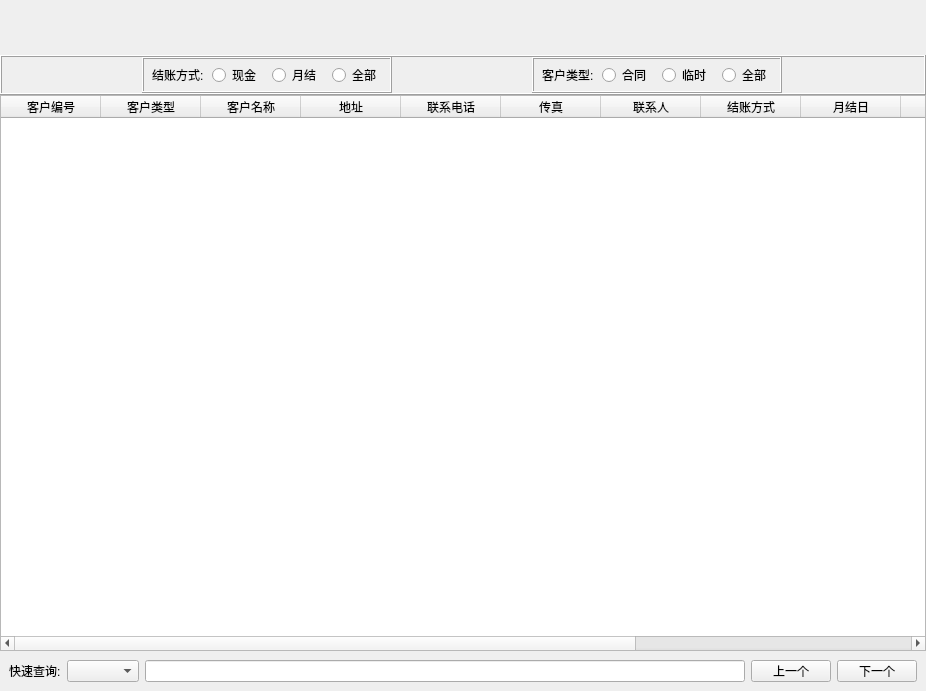
This is ui/first_level/clientmanagermentwidget.ui in longcp/CarRentalManagement as Qt 5 draws it before an edit. The edited form follows.
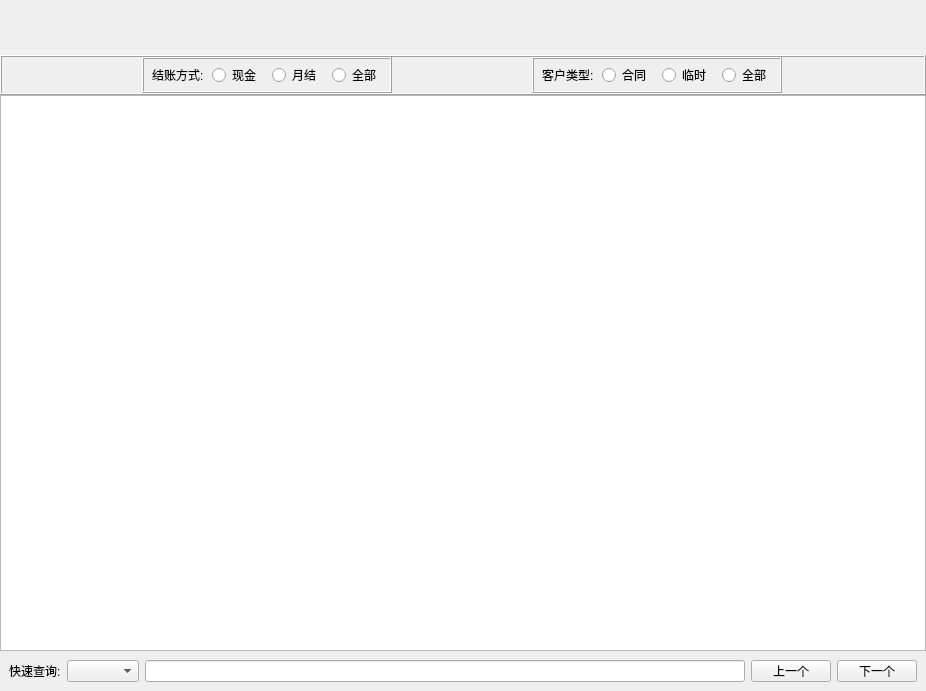
This is the edited form.

Commit message: 实现添加客户资料到表格中

```diff
--- a/ui/first_level/clientmanagermentwidget.ui
+++ b/ui/first_level/clientmanagermentwidget.ui
@@ -252,73 +252,7 @@
     </widget>
    </item>
    <item>
-    <widget class="QTableWidget" name="clientTableWidget">
-     <column>
-      <property name="text">
-       <string>客户编号</string>
-      </property>
-     </column>
-     <column>
-      <property name="text">
-       <string>客户类型</string>
-      </property>
-     </column>
-     <column>
-      <property name="text">
-       <string>客户名称</string>
-      </property>
-     </column>
-     <column>
-      <property name="text">
-       <string>地址</string>
-      </property>
-     </column>
-     <column>
-      <property name="text">
-       <string>联系电话</string>
-      </property>
-     </column>
-     <column>
-      <property name="text">
-       <string>传真</string>
-      </property>
-     </column>
-     <column>
-      <property name="text">
-       <string>联系人</string>
-      </property>
-     </column>
-     <column>
-      <property name="text">
-       <string>结账方式</string>
-      </property>
-     </column>
-     <column>
-      <property name="text">
-       <string>月结日</string>
-      </property>
-     </column>
-     <column>
-      <property name="text">
-       <string>工程款额</string>
-      </property>
-     </column>
-     <column>
-      <property name="text">
-       <string>已付款额</string>
-      </property>
-     </column>
-     <column>
-      <property name="text">
-       <string>余额</string>
-      </property>
-     </column>
-     <column>
-      <property name="text">
-       <string>备注</string>
-      </property>
-     </column>
-    </widget>
+    <widget class="QTableView" name="clientTableView"/>
    </item>
    <item>
     <widget class="QWidget" name="searchWiget" native="true">
```
The commit also changes 2 other files.
